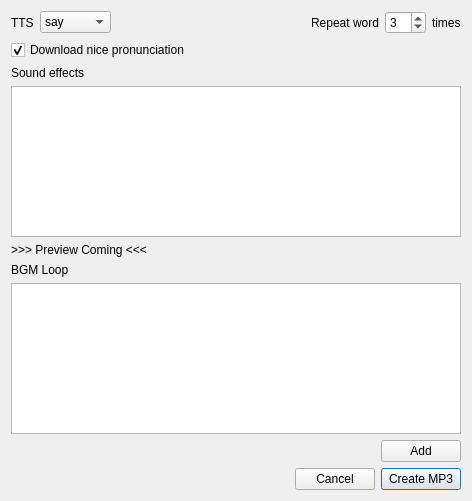
Before: the Qt Designer form design/mp3dialog.ui in kokimame/joytan, drawn with Qt 5.
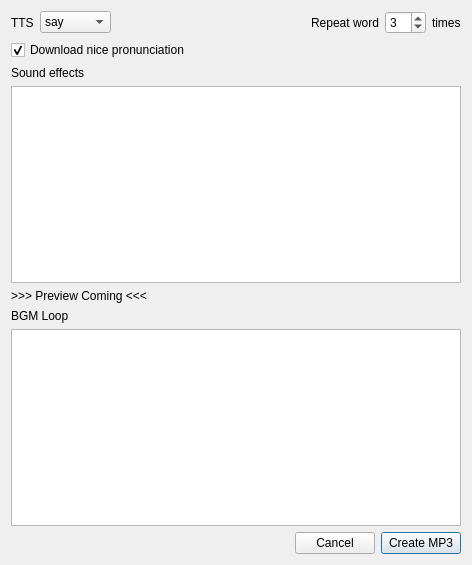
After: the same form once the commit is applied.

Commit message: Move the button to add BGM in its list.

```diff
--- a/design/mp3dialog.ui
+++ b/design/mp3dialog.ui
@@ -7,7 +7,7 @@
     <x>0</x>
     <y>0</y>
     <width>472</width>
-    <height>501</height>
+    <height>565</height>
    </rect>
   </property>
   <property name="windowTitle">
@@ -125,30 +125,6 @@
        <item>
         <widget class="QListWidget" name="bgmList"/>
        </item>
-       <item>
-        <layout class="QHBoxLayout" name="horizontalLayout_7">
-         <item>
-          <spacer name="horizontalSpacer_2">
-           <property name="orientation">
-            <enum>Qt::Horizontal</enum>
-           </property>
-           <property name="sizeHint" stdset="0">
-            <size>
-             <width>40</width>
-             <height>20</height>
-            </size>
-           </property>
-          </spacer>
-         </item>
-         <item>
-          <widget class="QPushButton" name="addBgmBtn">
-           <property name="text">
-            <string>Add</string>
-           </property>
-          </widget>
-         </item>
-        </layout>
-       </item>
        <item>
         <layout class="QHBoxLayout" name="horizontalLayout_5">
          <item>
```
The commit also changes 2 other files.
